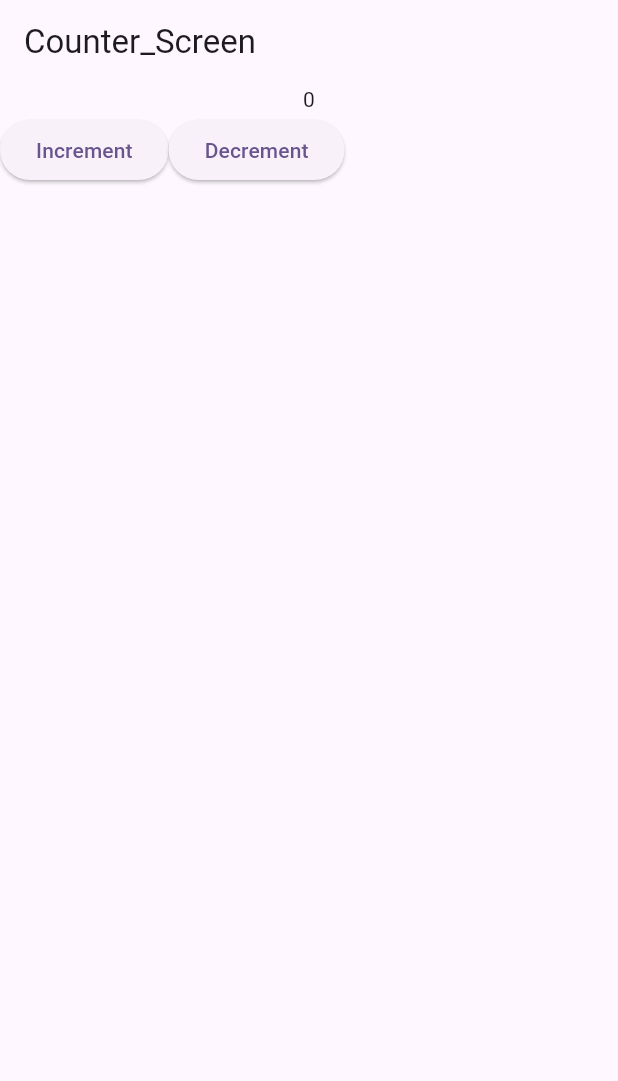
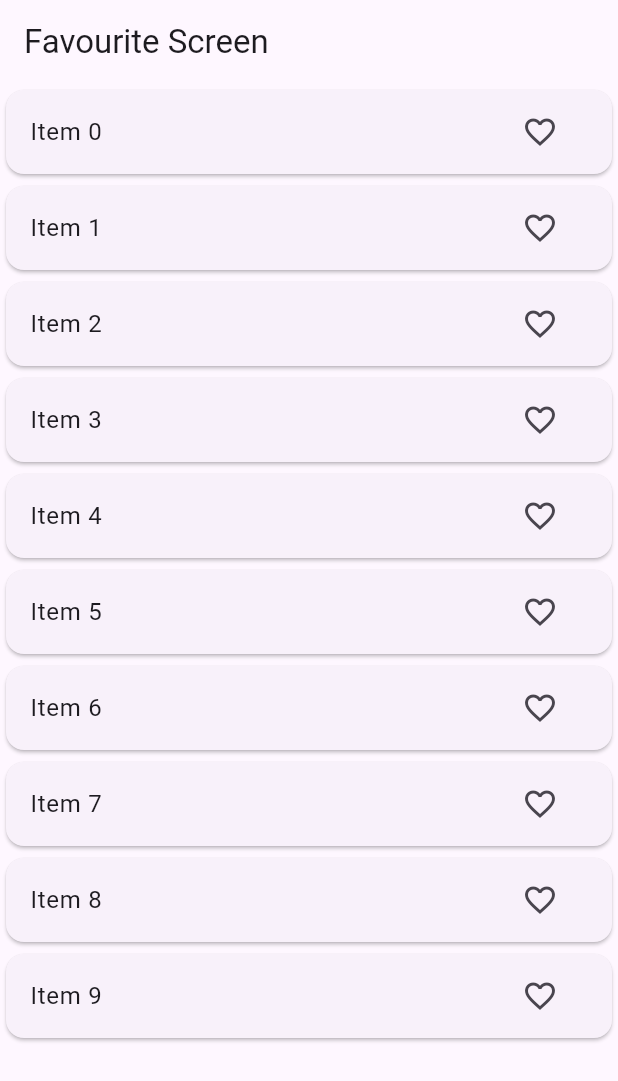
Before and after one commit to alijabhujel/60Days_of_learning2024, a Flutter app: the screen it shows after launch, on a phone screen of 412 x 824 dp. Shown: the top 1081 px of the screen. Run offline on Flutter 3.47's test engine with Material 3 defaults, Android fonts, the phone set to English and light mode, and no system bars; our stand-ins replace equatable, flutter_bloc, google_fonts, image_picker.

Commit message:
LSPPDay9

```diff
--- /dev/null
+++ b/lib/bloc/favouriteapp/favouriteapp_bloc.dart
@@ -0,0 +1,26 @@
+import 'package:bloc_state_manage/bloc/favouriteapp/favouriteapp_events.dart';
+import 'package:bloc_state_manage/bloc/favouriteapp/favouriteapp_states.dart';
+import 'package:bloc_state_manage/model/favourite_model.dart';
+import 'package:bloc_state_manage/repository/favourite_repository.dart';
+import 'package:bloc_state_manage/utils/enum_favourite.dart';
+import 'package:flutter_bloc/flutter_bloc.dart';
+
+class FavouriteappBloc extends Bloc<FavouriteappEvents, FavouriteappStates> {
+  List<FavouriteModel> favouritelist = [];
+  FavouriteRepository favouriteRepository;
+
+  FavouriteappBloc(this.favouriteRepository) : super(FavouriteappStates()) {
+    on<fetchFavouriteList>(fetchList);
+    on<favouriteitem>(_addfavouriteitem);
+  }
+  void fetchList(
+      fetchFavouriteList event, Emitter<FavouriteappStates> emit) async {
+    favouritelist = await favouriteRepository.fetchItem();
+    emit(state.copyWith(
+        favouritemodel: List.from(favouritelist),
+        favouritestatus: Favouritestatus.success));
+  }
+
+  void _addfavouriteitem(
+      favouriteitem event, Emitter<FavouriteappStates> emit) async {}
+}
--- /dev/null
+++ b/lib/bloc/favouriteapp/favouriteapp_events.dart
@@ -0,0 +1,17 @@
+import 'package:bloc_state_manage/model/favourite_model.dart';
+import 'package:equatable/equatable.dart';
+
+abstract class FavouriteappEvents extends Equatable {
+  const FavouriteappEvents();
+
+  @override
+  List<Object> get props => [];
+}
+
+class fetchFavouriteList extends FavouriteappEvents {}
+
+class favouriteitem extends FavouriteappEvents {
+  final FavouriteModel item;
+
+  favouriteitem({required this.item});
+}
--- /dev/null
+++ b/lib/bloc/favouriteapp/favouriteapp_states.dart
@@ -0,0 +1,22 @@
+import 'package:bloc_state_manage/model/favourite_model.dart';
+import 'package:bloc_state_manage/utils/enum_favourite.dart';
+import 'package:equatable/equatable.dart';
+
+class FavouriteappStates extends Equatable {
+  final Favouritestatus favouritestatus;
+  final List<FavouriteModel> favouritemodel;
+  const FavouriteappStates(
+      {this.favouritemodel = const [],
+      this.favouritestatus = Favouritestatus.loading});
+
+  FavouriteappStates copyWith(
+      {Favouritestatus? favouritestatus,
+      List<FavouriteModel>? favouritemodel}) {
+    return FavouriteappStates(
+        favouritemodel: favouritemodel ?? this.favouritemodel,
+        favouritestatus: favouritestatus ?? this.favouritestatus);
+  }
+
+  @override
+  List<Object> get props => [favouritestatus, favouritemodel];
+}
--- a/lib/main.dart
+++ b/lib/main.dart
@@ -1,8 +1,10 @@
 import 'package:bloc_state_manage/bloc/counter/counter_bloc.dart';
+import 'package:bloc_state_manage/bloc/favouriteapp/favouriteapp_bloc.dart';
 import 'package:bloc_state_manage/bloc/image_picker/image_picker_bloc.dart';
 import 'package:bloc_state_manage/bloc/post/post_bloc.dart';
 import 'package:bloc_state_manage/bloc/to_do/todo_bloc.dart';
-import 'package:bloc_state_manage/ui/counter/counter_screen.dart';
+import 'package:bloc_state_manage/repository/favourite_repository.dart';
+import 'package:bloc_state_manage/ui/favouriteapp/favourite_screen.dart';
 import 'package:bloc_state_manage/utils/image_picker_utils.dart';
 import 'package:flutter/material.dart';
 import 'package:flutter_bloc/flutter_bloc.dart';
@@ -22,7 +24,8 @@ class MyApp extends StatelessWidget {
           BlocProvider(create: (_) => TodoBloc()),
           BlocProvider(create: (_) => ImagePickerBloc(ImagePickerUtils())),
           BlocProvider(create: (_) => PostBloc()),
-          BlocProvider(create: (_) => CounterBloc())
+          BlocProvider(create: (_) => CounterBloc()),
+          BlocProvider(create: (_) => FavouriteappBloc((FavouriteRepository())))
         ],
         child: MaterialApp(
             title: 'Flutter Demo',
@@ -30,7 +33,7 @@ class MyApp extends StatelessWidget {
               colorScheme: ColorScheme.fromSeed(seedColor: Colors.deepPurple),
               useMaterial3: true,
             ),
-            home: Counter_Screen()));
+            home: Favourite_Screen()));
     //
   }
 }
--- /dev/null
+++ b/lib/model/favourite_model.dart
@@ -0,0 +1,28 @@
+import 'package:equatable/equatable.dart';
+
+class FavouriteModel extends Equatable {
+  final String id;
+  final String value;
+  final bool isDeleting;
+  final bool isFavourite;
+
+  FavouriteModel(
+      {required this.id,
+      required this.value,
+      this.isDeleting = false,
+      this.isFavourite = false});
+
+// making instance for favourite model whuch is a copywith function in which if the value is null pass the same value which is in initial state.
+  FavouriteModel copyWith(
+      {String? id, String? value, bool? isDeleting, bool? isFavourite}) {
+    return FavouriteModel(
+        id: id ?? this.id,
+        value: value ?? this.value,
+        isDeleting: isDeleting ?? this.isDeleting,
+        isFavourite: isFavourite ?? this.isFavourite);
+  }
+
+  @override
+  // TODO: implement props
+  List<Object?> get props => [id, value, isDeleting, isFavourite];
+}
--- /dev/null
+++ b/lib/repository/favourite_repository.dart
@@ -0,0 +1,13 @@
+import 'package:bloc_state_manage/model/favourite_model.dart';
+
+class FavouriteRepository {
+  Future<List<FavouriteModel>> fetchItem() async {
+    await Future.delayed(Duration(seconds: 3));
+    return List.of(_generatedlist(10));
+  }
+
+  List<FavouriteModel> _generatedlist(int length) {
+    return List.generate(length,
+        (index) => FavouriteModel(id: index.toString(), value: 'Item $index'));
+  }
+}
--- /dev/null
+++ b/lib/ui/favouriteapp/favourite_screen.dart
@@ -0,0 +1,56 @@
+import 'package:bloc_state_manage/bloc/favouriteapp/favouriteapp_bloc.dart';
+import 'package:bloc_state_manage/bloc/favouriteapp/favouriteapp_events.dart';
+import 'package:bloc_state_manage/bloc/favouriteapp/favouriteapp_states.dart';
+import 'package:bloc_state_manage/utils/enum_favourite.dart';
+import 'package:flutter/material.dart';
+import 'package:flutter/widgets.dart';
+import 'package:flutter_bloc/flutter_bloc.dart';
+
+class Favourite_Screen extends StatefulWidget {
+  const Favourite_Screen({super.key});
+
+  @override
+  State<Favourite_Screen> createState() => _Favourite_ScreenState();
+}
+
+class _Favourite_ScreenState extends State<Favourite_Screen> {
+  @override
+  void initState() {
+    // TODO: implement initState
+    super.initState();
+    context.read<FavouriteappBloc>().add(fetchFavouriteList());
+  }
+
+  @override
+  Widget build(BuildContext context) {
+    return Scaffold(
+      appBar: AppBar(
+        title: Text('Favourite Screen'),
+      ),
+      body: BlocBuilder<FavouriteappBloc, FavouriteappStates>(
+        builder: (context, state) {
+          switch (state.favouritestatus) {
+            case Favouritestatus.loading:
+              return CircularProgressIndicator();
+            case Favouritestatus.failure:
+              return Text('something went wrong');
+            case Favouritestatus.success:
+              return ListView.builder(
+                  itemCount: state.favouritemodel.length,
+                  itemBuilder: (context, index) {
+                    final item = state.favouritemodel[index];
+                    return Card(
+                      child: ListTile(
+                        title: Text(item.value.toString()),
+                        trailing: IconButton(
+                            onPressed: () {},
+                            icon: Icon(Icons.favorite_outline)),
+                      ),
+                    );
+                  });
+          }
+        },
+      ),
+    );
+  }
+}
--- /dev/null
+++ b/lib/utils/enum_favourite.dart
@@ -0,0 +1 @@
+enum Favouritestatus { loading, success, failure }
```
